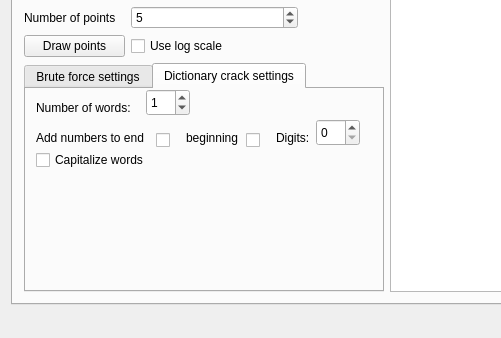
Before: the Qt Designer form CapstoneCryptography/forms/mainwindow.ui in egandunning/learn-crypto, drawn with Qt 5; both pictures show x 0 to 501 and y 310 to 648 of the 1014 by 648 pixel window.
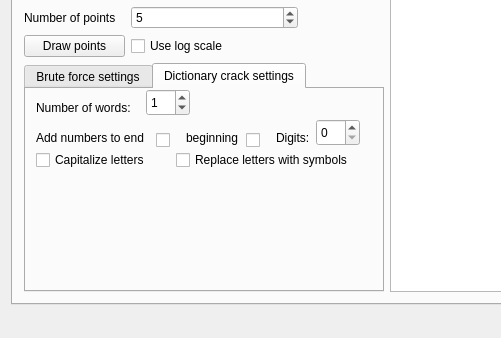
After: the same form once the commit is applied. The open tabs and pages were chosen to show the change.

Commit message: swap symbols for letters in dictionary crack

Patch:
```diff
--- a/CapstoneCryptography/forms/mainwindow.ui
+++ b/CapstoneCryptography/forms/mainwindow.ui
@@ -377,7 +377,20 @@
                  </rect>
                 </property>
                 <property name="text">
-                 <string>Capitalize words</string>
+                 <string>Capitalize letters</string>
+                </property>
+               </widget>
+               <widget class="QCheckBox" name="dictSymbolsCheckBox">
+                <property name="geometry">
+                 <rect>
+                  <x>150</x>
+                  <y>60</y>
+                  <width>201</width>
+                  <height>22</height>
+                 </rect>
+                </property>
+                <property name="text">
+                 <string>Replace letters with symbols</string>
                 </property>
                </widget>
               </widget>
```
Left out of the diff: 2 changed lines with no effect on the pictures. The commit also changes 11 other files.
